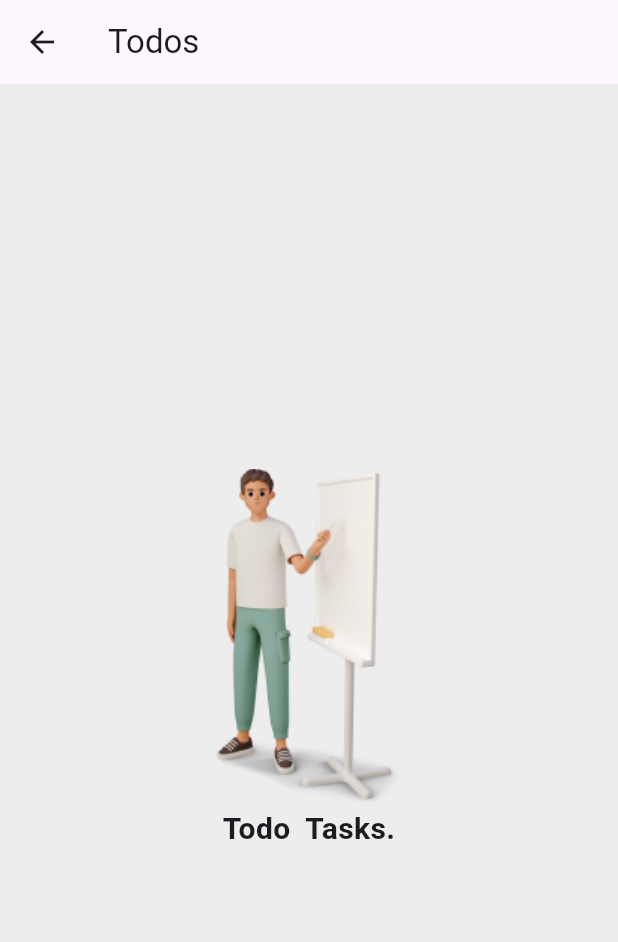
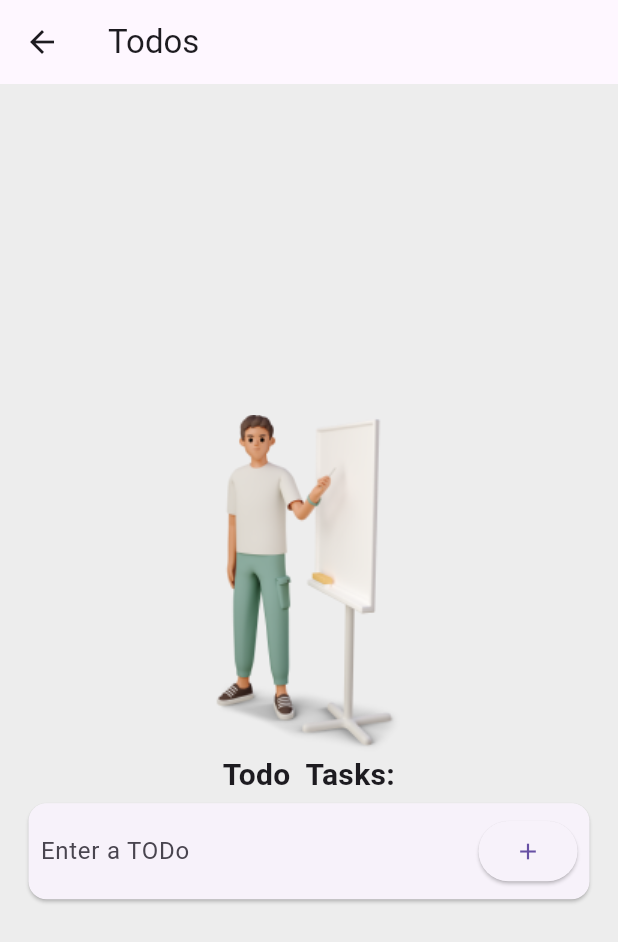
Before and after one commit to al-march/flutter_todo, a Flutter app: the TodoPage screen opened directly, on a phone screen of 412 x 824 dp. Shown: the top 942 px of the screen. Run offline on Flutter 3.47's test engine with Material 2 defaults, Android fonts, the phone set to English and light mode, and no system bars.

```diff
--- a/lib/pages/todo_page.dart
+++ b/lib/pages/todo_page.dart
@@ -1,10 +1,28 @@
 import 'package:flutter/material.dart';
+import 'package:provider/provider.dart';
+import 'package:todo_app/main.dart';
+import 'package:todo_app/models/todo.dart';
 
-class TodoPage extends StatelessWidget {
+class TodoPage extends StatefulWidget {
   const TodoPage({super.key});
 
   @override
+  State<TodoPage> createState() => _TodoPageState();
+}
+
+class _TodoPageState extends State<TodoPage> {
+  final listKey = GlobalKey<AnimatedListState>();
+
+  @override
   Widget build(BuildContext context) {
+    var state = context.watch<AppState>();
+    var todos = state.todos;
+
+    addTodo(String name) {
+      state.addTodo(name);
+      listKey.currentState!.insertItem(0);
+    }
+
     return Scaffold(
       appBar: AppBar(
         title: const Text('Todos'),
@@ -16,15 +34,45 @@ class TodoPage extends StatelessWidget {
           child: Column(
             mainAxisAlignment: MainAxisAlignment.center,
             children: [
-              const Image(image: AssetImage('assets/images/todo-man.png')),
+              const Image(
+                image: AssetImage('assets/images/todo-man.png'),
+              ),
               const Text(
-                "Todo  Tasks.",
+                "Todo  Tasks:",
                 textAlign: TextAlign.center,
                 style: TextStyle(
                   fontSize: 20,
                   fontWeight: FontWeight.w600,
                 ),
-              )
+              ),
+              Card(
+                child: Padding(
+                  padding: const EdgeInsets.all(8.0),
+                  child: Column(
+                    children: [
+                      CreateTodoControl(
+                        onSubmit: addTodo,
+                      ),
+                      AnimatedList(
+                          key: listKey,
+                          initialItemCount: todos.length,
+                          shrinkWrap: true,
+                          itemBuilder: (
+                            BuildContext context,
+                            int index,
+                            Animation<double> animation,
+                          ) {
+                            var todo = todos[index];
+                            return TodoItem(
+                              key: UniqueKey(),
+                              todo: todo,
+                              animation: animation,
+                            );
+                          }),
+                    ],
+                  ),
+                ),
+              ),
             ],
           ),
         ),
@@ -32,3 +80,82 @@ class TodoPage extends StatelessWidget {
     );
   }
 }
+
+class CreateTodoControl extends StatelessWidget {
+  CreateTodoControl({
+    super.key,
+    required this.onSubmit,
+  });
+
+  final void Function(String value) onSubmit;
+
+  final input = TextEditingController();
+
+  void submitForm() {
+    var value = input.value.text;
+    if (value.isEmpty) {
+      return;
+    }
+    onSubmit(value);
+    input.clear();
+  }
+
+  @override
+  Widget build(BuildContext context) {
+    return Row(
+      children: [
+        Expanded(
+          child: TextFormField(
+            controller: input,
+            decoration: const InputDecoration(
+              border: InputBorder.none,
+              hintText: 'Enter a TODo',
+            ),
+          ),
+        ),
+        ElevatedButton(
+          onPressed: () => {submitForm()},
+          child: const Icon(Icons.add),
+        )
+      ],
+    );
+  }
+}
+
+class TodoItem extends StatelessWidget {
+  final Todo todo;
+  final Animation<double> animation;
+
+  const TodoItem({
+    super.key,
+    required this.todo,
+    required this.animation,
+  });
+
+  @override
+  Widget build(BuildContext context) {
+    return SizeTransition(
+      sizeFactor: animation,
+      child: SizedBox(
+        height: 40.0,
+        child: Card(
+          margin: const EdgeInsets.all(4),
+          elevation: 1,
+          child: Padding(
+            padding: const EdgeInsets.only(
+              left: 10,
+              right: 10,
+              top: 4,
+              bottom: 4,
+            ),
+            child: Row(
+              children: [
+                Text(todo.name),
+              ],
+            ),
+          ),
+        ),
+      ),
+    );
+  }
+}
```
